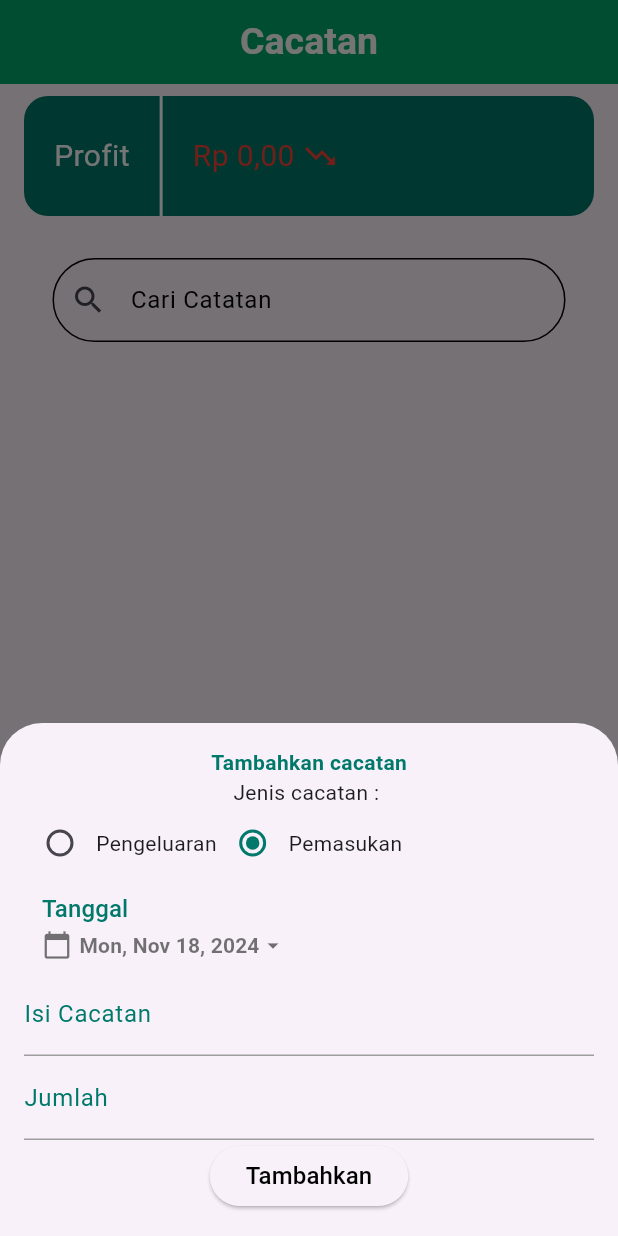
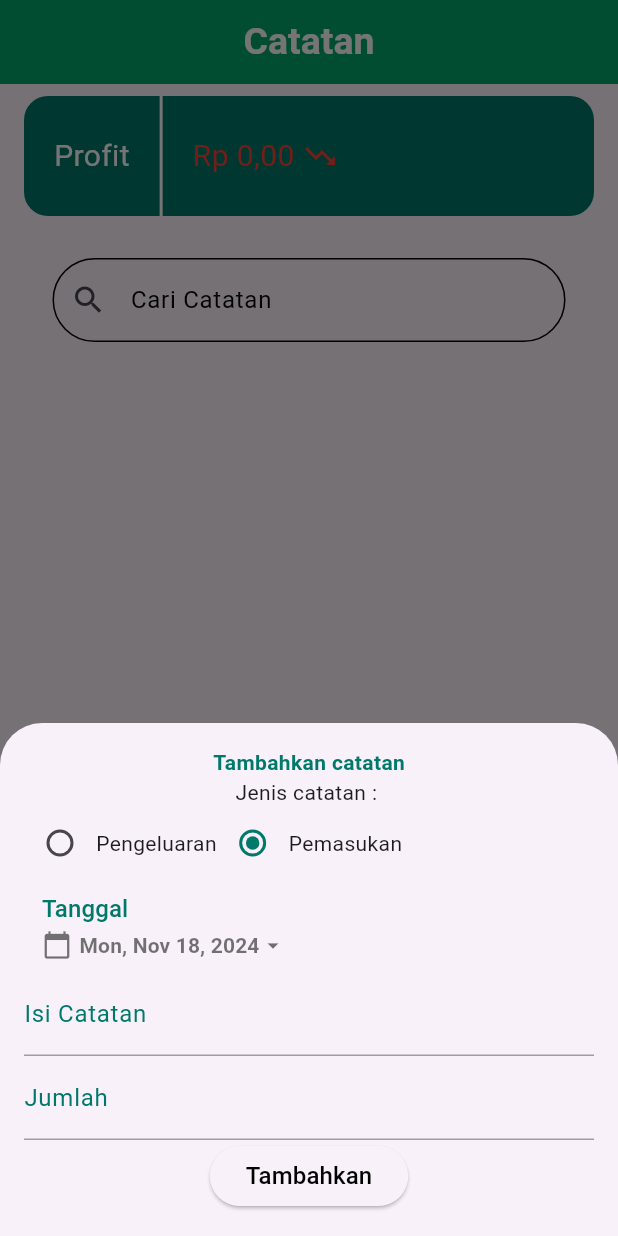
Before and after one commit to Pangestufp/UASMoPorgKel1, a Flutter app: the screen it shows once a user with an empty profile is signed in, item 3 of the bottom bar chosen, after a tap on the "add" icon, on a phone screen of 412 x 824 dp. Run offline on Flutter 3.47's test engine with Material 3 defaults, Android fonts, the phone set to English and light mode, and no system bars; drawn by our look-alikes of curved_navigation_bar; our stand-ins replace cloud_firestore, firebase_auth, firebase_core, firebase_storage, fl_chart, flutter_animate and 3 more; missing offline and left inert: flutter_pdfview; accounts and stored records are empty.

Commit message:
fix typo

```diff
--- a/lib/models/cacatan.dart
+++ b/lib/models/catatan.dart
@@ -1,40 +1,40 @@
 import 'package:cloud_firestore/cloud_firestore.dart';
 
-class Cacatan {
-  String? idCacatan;
+class Catatan {
+  String? idCatatan;
   String idUser;
-  String jenisCacatan;
+  String jenisCatatan;
   String tanggal;
-  String isiCacatan;
+  String isiCatatan;
   int jumlah;
 
-  Cacatan({
-    this.idCacatan,
+  Catatan({
+    this.idCatatan,
     required this.idUser,
-    required this.jenisCacatan,
+    required this.jenisCatatan,
     required this.tanggal,
-    required this.isiCacatan,
+    required this.isiCatatan,
     required this.jumlah,
   });
 
   Map<String, dynamic> toFirestore() {
     return {
       'idUser': idUser,
-      'jenisCacatan': jenisCacatan,
+      'jenisCatatan': jenisCatatan,
       'tanggal': tanggal,
-      'isiCacatan': isiCacatan,
+      'isiCatatan': isiCatatan,
       'jumlah': jumlah,
     };
   }
 
-  factory Cacatan.fromFirestore(DocumentSnapshot doc) {
+  factory Catatan.fromFirestore(DocumentSnapshot doc) {
     Map data = doc.data() as Map<String, dynamic>;
-    return Cacatan(
-      idCacatan: doc.id,
+    return Catatan(
+      idCatatan: doc.id,
       idUser: data['idUser'],
-      jenisCacatan: data['jenisCacatan'],
+      jenisCatatan: data['jenisCatatan'],
       tanggal: data['tanggal'],
-      isiCacatan: data['isiCacatan'],
+      isiCatatan: data['isiCatatan'],
       jumlah: data['jumlah'],
     );
   }
--- a/lib/screens/cacatan/cacatanPage.dart
+++ b/lib/screens/catatan/catatanPage.dart
@@ -1,25 +1,25 @@
 import 'package:flutter/material.dart';
 import 'package:intl/intl.dart';
-import 'package:umkmfirebase/models/cacatan.dart';
+import 'package:umkmfirebase/models/catatan.dart';
 import 'package:umkmfirebase/models/firebaseUser.dart';
 import 'package:umkmfirebase/models/userModel.dart';
 import 'package:umkmfirebase/services/appServices.dart';
 
-class CacatanPage extends StatefulWidget {
+class CatatanPage extends StatefulWidget {
   final UserModel user;
-  CacatanPage({super.key, required this.user});
+  CatatanPage({super.key, required this.user});
 
   @override
-  State<CacatanPage> createState() => _CacatanPageState();
+  State<CatatanPage> createState() => _CatatanPageState();
 }
 
-class _CacatanPageState extends State<CacatanPage> {
-  List<Cacatan> _cacatanList = [];
-  List<Cacatan> _filteredCacatanList = [];
+class _CatatanPageState extends State<CatatanPage> {
+  List<Catatan> _catatanList = [];
+  List<Catatan> _filteredCatatanList = [];
   bool pengeluaran = false;
   int? keuntungan = 0;
   final TextEditingController _searchController = TextEditingController();
-  final TextEditingController _isiCacatanController = TextEditingController();
+  final TextEditingController _isiCatatanController = TextEditingController();
   final TextEditingController _jumlahController = TextEditingController();
 
   DateTime? _selectedDate;
@@ -46,16 +46,16 @@ class _CacatanPageState extends State<CacatanPage> {
   }
 
   Future<void> keuntunganBersih() async {
-    List<Cacatan> cacatanList = await AppServices.readAllCacatan(widget.user);
+    List<Catatan> catatanList = await AppServices.readAllCatatan(widget.user);
 
     int totalPemasukan = 0;
     int totalPengeluaran = 0;
 
-    for (var cacatan in cacatanList) {
-      if (cacatan.jenisCacatan == "pemasukan") {
-        totalPemasukan += cacatan.jumlah;
-      } else if (cacatan.jenisCacatan == "pengeluaran") {
-        totalPengeluaran += cacatan.jumlah;
+    for (var catatan in catatanList) {
+      if (catatan.jenisCatatan == "pemasukan") {
+        totalPemasukan += catatan.jumlah;
+      } else if (catatan.jenisCatatan == "pengeluaran") {
+        totalPengeluaran += catatan.jumlah;
       }
     }
     keuntungan = totalPemasukan - totalPengeluaran;
@@ -66,22 +66,22 @@ class _CacatanPageState extends State<CacatanPage> {
     super.initState();
     keuntunganBersih();
     _selectedDate = DateTime.now();
-    _fetchCacatanList();
-    _searchController.addListener(_filterCacatanList);
+    _fetchCatatanList();
+    _searchController.addListener(_filterCatatanList);
   }
 
-  Future<void> _fetchCacatanList() async {
-    _cacatanList = await AppServices.readAllCacatan(widget.user);
+  Future<void> _fetchCatatanList() async {
+    _catatanList = await AppServices.readAllCatatan(widget.user);
     setState(() {
-      _filteredCacatanList = _cacatanList;
+      _filteredCatatanList = _catatanList;
     });
   }
 
-  void _filterCacatanList() {
+  void _filterCatatanList() {
     final query = _searchController.text.toLowerCase();
     setState(() {
-      _filteredCacatanList = _cacatanList.where((cacatan) {
-        return cacatan.isiCacatan.toLowerCase().contains(query);
+      _filteredCatatanList = _catatanList.where((catatan) {
+        return catatan.isiCatatan.toLowerCase().contains(query);
       }).toList();
     });
   }
@@ -219,25 +219,25 @@ class _CacatanPageState extends State<CacatanPage> {
                   color: Color(0xFF00A86B),
                 );
               },
-              itemCount: _filteredCacatanList.length,
+              itemCount: _filteredCatatanList.length,
               itemBuilder: (context, index) {
-                final cacatan = _filteredCacatanList[index];
+                final catatan = _filteredCatatanList[index];
                 return ListTile(
                     title: Text(
-                        cacatan.jenisCacatan == "pengeluaran"
+                        catatan.jenisCatatan == "pengeluaran"
                             ? "Pengeluaran"
                             : "Pemasukan",
                         style: TextStyle(
-                          color: cacatan.jenisCacatan == "pengeluaran"
+                          color: catatan.jenisCatatan == "pengeluaran"
                               ? Colors.red
                               : Colors.green,
                           fontWeight: FontWeight.bold,
                         )),
-                    subtitle: Text(cacatan.isiCacatan),
+                    subtitle: Text(catatan.jenisCatatan),
                     trailing: Text(
-                      AppServices.formatRupiah(cacatan.jumlah),
+                      AppServices.formatRupiah(catatan.jumlah),
                       style: TextStyle(
-                        color: cacatan.jenisCacatan == "pengeluaran"
+                        color: catatan.jenisCatatan == "pengeluaran"
                             ? Colors.red
                             : Colors.green,
                         fontWeight: FontWeight.bold,
@@ -248,14 +248,14 @@ class _CacatanPageState extends State<CacatanPage> {
                       children: [
                         Text(
                           DateFormat.d()
-                              .format(DateTime.parse(cacatan.tanggal)),
+                              .format(DateTime.parse(catatan.tanggal)),
                           style: TextStyle(
                               fontWeight: FontWeight.bold,
                               fontSize: 20.0,
                               color: Colors.teal[700]),
                         ),
                         Text(DateFormat.MMM()
-                            .format(DateTime.parse(cacatan.tanggal))),
+                            .format(DateTime.parse(catatan.tanggal))),
                       ],
                     ));
               },
@@ -287,12 +287,12 @@ class _CacatanPageState extends State<CacatanPage> {
                             children: [
                               Center(
                                   child: Text(
-                                "Tambahkan cacatan",
+                                "Tambahkan catatan",
                                 style: TextStyle(
                                     color: Colors.teal[700],
                                     fontWeight: FontWeight.bold),
                               )),
-                              Text("Jenis cacatan : "),
+                              Text("Jenis catatan : "),
                               Row(
                                 children: [
                                   Row(
@@ -366,7 +366,7 @@ class _CacatanPageState extends State<CacatanPage> {
                               ),
                               TextFormField(
                                 decoration:
-                                    InputDecoration(labelText: "Isi Cacatan",
+                                    InputDecoration(labelText: "Isi Catatan",
                                         labelStyle: TextStyle(color: Colors.teal[700]),
                                       enabledBorder: UnderlineInputBorder(
                                         borderSide: BorderSide(
@@ -395,7 +395,7 @@ class _CacatanPageState extends State<CacatanPage> {
 
 
                                     ),
-                                controller: _isiCacatanController,
+                                controller: _isiCatatanController,
                               ),
                               TextFormField(
                                 keyboardType: TextInputType.number,
@@ -431,24 +431,24 @@ class _CacatanPageState extends State<CacatanPage> {
                               ),
                               ElevatedButton(
                                 onPressed: () async {
-                                  AppServices.createCacatan(Cacatan(
+                                  AppServices.createCatatan(Catatan(
                                       idUser: widget.user.uid,
-                                      jenisCacatan: pengeluaran == true
+                                      jenisCatatan: pengeluaran == true
                                           ? "pengeluaran"
                                           : "pemasukan",
                                       tanggal: _selectedDate.toString(),
-                                      isiCacatan: _isiCacatanController.text,
+                                      isiCatatan: _isiCatatanController.text,
                                       jumlah:
                                           int.parse(_jumlahController.text)));
                                   setState(() {
                                     _jumlahController.clear();
-                                    _isiCacatanController.clear();
+                                    _isiCatatanController.clear();
                                   });
 
                                   setModalState(() {
                                     _selectedDate = DateTime.now();
                                   });
-                                  await _fetchCacatanList();
+                                  await _fetchCatatanList();
                                   await keuntunganBersih();
                                   Navigator.pop(context);
                                   setState(() {});
--- a/lib/screens/home/homePage.dart
+++ b/lib/screens/home/homePage.dart
@@ -1,7 +1,7 @@
 import 'package:bounce_tapper/bounce_tapper.dart';
 import 'package:flutter/material.dart';
 import 'package:flutter_animate/flutter_animate.dart';
-import 'package:umkmfirebase/models/cacatan.dart';
+import 'package:umkmfirebase/models/catatan.dart';
 import 'package:umkmfirebase/models/firebaseUser.dart';
 import 'package:umkmfirebase/models/userModel.dart';
 import 'package:umkmfirebase/screens/invoice/invoicePage.dart';
@@ -22,16 +22,16 @@ class _HomePageState extends State<HomePage> {
   int? keuntungan=0;
 
   Future<void> keuntunganBersih() async {
-    List<Cacatan> cacatanList = await AppServices.readAllCacatan(widget.user);
+    List<Catatan> catatanList = await AppServices.readAllCatatan(widget.user);
 
     int totalPemasukan = 0;
     int totalPengeluaran = 0;
 
-    for (var cacatan in cacatanList) {
-      if (cacatan.jenisCacatan == "pemasukan") {
-        totalPemasukan += cacatan.jumlah;
-      } else if (cacatan.jenisCacatan == "pengeluaran") {
-        totalPengeluaran += cacatan.jumlah;
+    for (var catatan in catatanList) {
+      if (catatan.jenisCatatan == "pemasukan") {
+        totalPemasukan += catatan.jumlah;
+      } else if (catatan.jenisCatatan == "pengeluaran") {
+        totalPengeluaran += catatan.jumlah;
       }
     }
     keuntungan = totalPemasukan - totalPengeluaran;
@@ -134,7 +134,7 @@ class _HomePageState extends State<HomePage> {
             mainAxisAlignment: MainAxisAlignment.spaceEvenly,
             children: [
               menuItem("Inventaris", "assets/icons/inventory.png", 1),
-              menuItem("Cacatan", "assets/icons/note.png", 2),
+              menuItem("Catatan", "assets/icons/note.png", 2),
               menuItem("Penjualan", "assets/icons/cart.png", 3),
             ],
           ),
--- a/lib/screens/laporanKeuangan/keuanganPage.dart
+++ b/lib/screens/laporanKeuangan/keuanganPage.dart
@@ -1,6 +1,6 @@
 import 'package:flutter/material.dart';
 import 'package:intl/intl.dart';
-import 'package:umkmfirebase/models/cacatan.dart';
+import 'package:umkmfirebase/models/catatan.dart';
 import 'package:fl_chart/fl_chart.dart';
 import 'package:umkmfirebase/models/userModel.dart';
 import 'package:umkmfirebase/services/appServices.dart';
@@ -14,7 +14,7 @@ class KeuanganPage extends StatefulWidget {
 }
 
 class _KeuanganPageState extends State<KeuanganPage> {
-  List<Cacatan> _cacatanList = [];
+  List<Catatan> _catatanList = [];
   List<double> penjualan = List<double>.filled(12, 0);
   List<double> pengeluaran = List<double>.filled(12, 0);
   bool isLoading = true;
@@ -33,7 +33,7 @@ class _KeuanganPageState extends State<KeuanganPage> {
 
   Future<void> loadData() async {
     try {
-      await _fetchCacatanList();
+      await _fetchCatatanList();
       hitungTotalPerBulan();
       setState(() {
         isLoading = false;
@@ -46,8 +46,8 @@ class _KeuanganPageState extends State<KeuanganPage> {
     }
   }
 
-  Future<void> _fetchCacatanList() async {
-    _cacatanList = await AppServices.readAllCacatan(widget.user);
+  Future<void> _fetchCatatanList() async {
+    _catatanList = await AppServices.readAllCatatan(widget.user);
     setState(() {});
   }
 
@@ -55,14 +55,14 @@ class _KeuanganPageState extends State<KeuanganPage> {
     List<double> totalPemasukanPerBulan = List<double>.filled(12, 0);
     List<double> totalPengeluaranPerBulan = List<double>.filled(12, 0);
 
-    for (var cacatan in _cacatanList) {
-      DateTime tanggal = DateTime.parse(cacatan.tanggal);
+    for (var catatan in _catatanList) {
+      DateTime tanggal = DateTime.parse(catatan.tanggal);
       if (tanggal.year == currentYear) {
         int bulan = tanggal.month - 1;
-        if (cacatan.jenisCacatan == "pemasukan") {
-          totalPemasukanPerBulan[bulan] += cacatan.jumlah;
-        } else if (cacatan.jenisCacatan == "pengeluaran") {
-          totalPengeluaranPerBulan[bulan] += cacatan.jumlah;
+        if (catatan.jenisCatatan == "pemasukan") {
+          totalPemasukanPerBulan[bulan] += catatan.jumlah;
+        } else if (catatan.jenisCatatan == "pengeluaran") {
+          totalPengeluaranPerBulan[bulan] += catatan.jumlah;
         }
       }
     }
--- a/lib/screens/nav/bottomNav.dart
+++ b/lib/screens/nav/bottomNav.dart
@@ -5,7 +5,7 @@ import 'package:umkmfirebase/models/pengingat.dart';
 import 'package:umkmfirebase/models/userModel.dart';
 import 'package:umkmfirebase/screens/invoice/invoicePage.dart';
 import 'package:umkmfirebase/screens/pengaturan/pengaturan.dart';
-import 'package:umkmfirebase/screens/cacatan/cacatanPage.dart';
+import 'package:umkmfirebase/screens/catatan/catatanPage.dart';
 import 'package:umkmfirebase/screens/home/homePage.dart';
 import 'package:umkmfirebase/screens/inventaris/inventarisPage.dart';
 import 'package:umkmfirebase/screens/laporanKeuangan/keuanganPage.dart';
@@ -55,7 +55,7 @@ class _BottomNavState extends State<BottomNav> {
       _listPages = [
         HomePage(changePage: _changePage, user: user!),
         InventarisPage(user: user!),
-        CacatanPage(user: user!),
+        CatatanPage(user: user!),
         PenjualanPage(
           user: user!,
         ),
@@ -65,7 +65,7 @@ class _BottomNavState extends State<BottomNav> {
       _listNamePages = [
         "Beranda",
         "Inventaris",
-        "Cacatan",
+        "Catatan",
         "Penjualan",
         "Keuangan",
       ];
--- a/lib/screens/penjualan/penjualanPage.dart
+++ b/lib/screens/penjualan/penjualanPage.dart
@@ -1,7 +1,7 @@
 import 'dart:io';
 import 'package:flutter/material.dart';
 import 'package:umkmfirebase/models/barang.dart';
-import 'package:umkmfirebase/models/cacatan.dart';
+import 'package:umkmfirebase/models/catatan.dart';
 import 'package:umkmfirebase/models/invoice.dart';
 import 'package:umkmfirebase/models/transaksi.dart';
 import 'package:umkmfirebase/models/userModel.dart';
@@ -236,8 +236,8 @@ class _PenjualanPageState extends State<PenjualanPage> {
                                 onPressed: () async {
                                   await updateStock();
 
-                                  AppServices.createCacatan(
-                                      Cacatan(idUser: widget.user.uid, jenisCacatan: "pemasukan", tanggal: DateTime.now().toString(), isiCacatan: "Penjualan Item atas nama ${_namaController.text}", jumlah: hitungKeuntungan())
+                                  AppServices.createCatatan(
+                                      Catatan(idUser: widget.user.uid, jenisCatatan: "pemasukan", tanggal: DateTime.now().toString(), isiCatatan: "Penjualan Item atas nama ${_namaController.text}", jumlah: hitungKeuntungan())
                                   );
 
                                   String? pdf =
--- a/lib/services/appServices.dart
+++ b/lib/services/appServices.dart
@@ -4,7 +4,7 @@ import 'package:firebase_storage/firebase_storage.dart';
 import 'package:intl/intl.dart';
 import 'package:path_provider/path_provider.dart';
 import 'package:umkmfirebase/models/barang.dart';
-import 'package:umkmfirebase/models/cacatan.dart';
+import 'package:umkmfirebase/models/catatan.dart';
 import 'package:umkmfirebase/models/invoice.dart';
 import 'package:umkmfirebase/models/pengingat.dart';
 import 'package:umkmfirebase/models/transaksi.dart';
@@ -119,45 +119,45 @@ class AppServices {
         .delete();
   }
 
-  //CRUD Cacatan
-  static Future<void> createCacatan(Cacatan cacatan) async {
-    CollectionReference cacatanRef =
-        FirebaseFirestore.instance.collection('cacatan');
-    await cacatanRef.add(cacatan.toFirestore());
+  //CRUD Catatan
+  static Future<void> createCatatan(Catatan catatan) async {
+    CollectionReference catatanRef =
+        FirebaseFirestore.instance.collection('catatan');
+    await catatanRef.add(catatan.toFirestore());
   }
 
-  static Future<List<Cacatan>> readAllCacatan(UserModel user) async {
-    QuerySnapshot cacatanSnapshot = await FirebaseFirestore.instance
-        .collection('cacatan')
+  static Future<List<Catatan>> readAllCatatan(UserModel user) async {
+    QuerySnapshot catatanSnapshot = await FirebaseFirestore.instance
+        .collection('catatan')
         .where('idUser', isEqualTo: user.uid)
         .get();
 
-    List<Cacatan> cacatanList = cacatanSnapshot.docs.map((doc) {
-      return Cacatan.fromFirestore(doc);
+    List<Catatan> catatanList = catatanSnapshot.docs.map((doc) {
+      return Catatan.fromFirestore(doc);
     }).toList();
 
-    cacatanList.sort((comp1, comp2) => comp2.tanggal.compareTo(comp1.tanggal));
+    catatanList.sort((comp1, comp2) => comp2.tanggal.compareTo(comp1.tanggal));
 
-    return cacatanList;
+    return catatanList;
   }
 
-  static Future<void> updateCacatan(Cacatan cacatan) async {
+  static Future<void> updateCatatan(Catatan catatan) async {
     await FirebaseFirestore.instance
-        .collection('cacatan')
-        .doc(cacatan.idCacatan)
+        .collection('catatan')
+        .doc(catatan.idCatatan)
         .update({
-      'idUser': cacatan.idUser,
-      'jenisCacatan': cacatan.jenisCacatan,
-      'tanggal': cacatan.tanggal,
-      'isiCacatan': cacatan.isiCacatan,
-      'jumlah': cacatan.jumlah,
+      'idUser': catatan.idUser,
+      'jenisCatatan': catatan.jenisCatatan,
+      'tanggal': catatan.tanggal,
+      'isiCatatan': catatan.isiCatatan,
+      'jumlah': catatan.jumlah,
     });
   }
 
-  static Future<void> deleteCacatan(Cacatan cacatan) async {
+  static Future<void> deleteCatatan(Catatan catatan) async {
     await FirebaseFirestore.instance
-        .collection('cacatan')
-        .doc(cacatan.idCacatan)
+        .collection('catatan')
+        .doc(catatan.idCatatan)
         .delete();
   }
 
```
